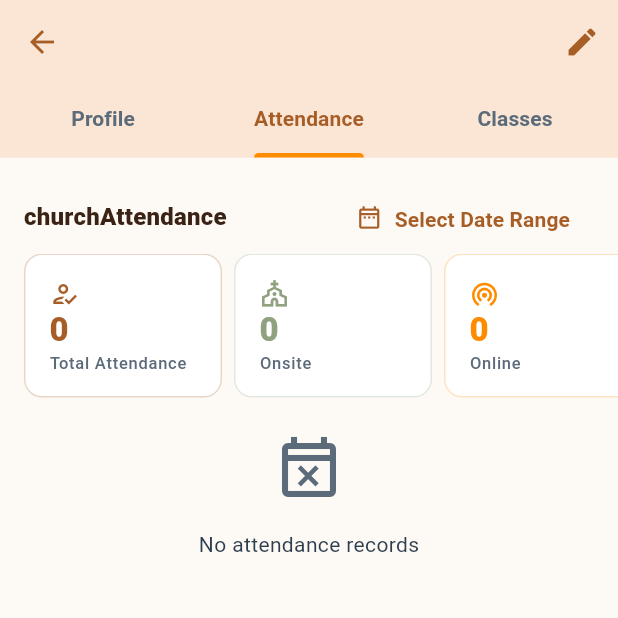
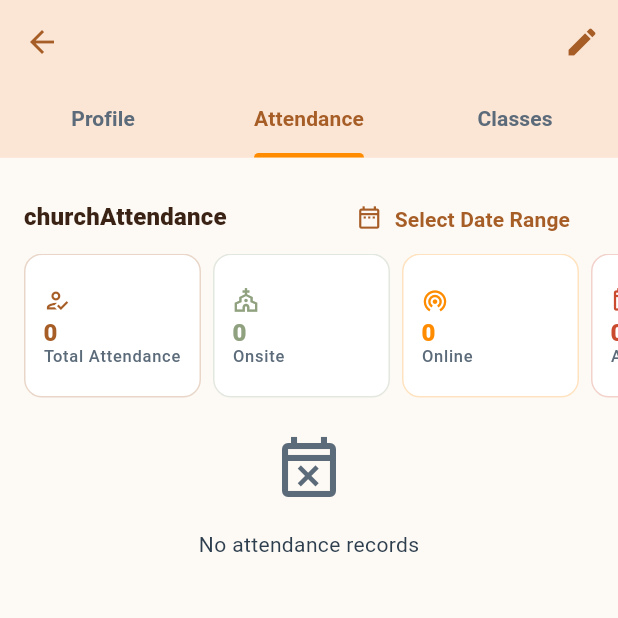
Before and after one commit to archi-cyber/mic-backendoffice, a Flutter app: the MemberProfilePage screen opened directly with empty values, tab 2 chosen, on a phone screen of 412 x 824 dp, the top half of it. Run offline on Flutter 3.47's test engine with Material 3 defaults, Android fonts, the phone set to English and light mode, and no system bars; our stand-ins replace connectivity_plus, file_picker, firebase_core, firebase_messaging, fl_chart, flutter_local_notifications and 6 more; missing offline and left inert: workmanager; accounts and stored records are empty.

Commit message:
Refactor attendance stat chip UI for improved layout and readability
- Updated the `_AttendanceStatChip` widget to use a `SizedBox` for better width management and adjusted padding for a more balanced appearance.
- Modified icon size and spacing to enhance visual consistency.
- Improved text styling with updated height properties for better readability across different screen sizes.

```diff
--- a/lib/screens/members/member_profile_page.dart
+++ b/lib/screens/members/member_profile_page.dart
@@ -952,9 +952,13 @@ class _AttendanceStatChip extends StatelessWidget {
 
   @override
   Widget build(BuildContext context) {
-    return Container(
-      width: 132,
-      padding: EdgeInsets.all(AppDimensions.paddingMD),
+    return SizedBox(
+      width: 118,
+      child: Container(
+        padding: EdgeInsets.symmetric(
+          horizontal: AppDimensions.paddingSM + 4,
+          vertical: AppDimensions.paddingSM,
+        ),
         decoration: BoxDecoration(
           color: context.mic.surface,
           borderRadius: BorderRadius.circular(AppDimensions.radiusMD),
@@ -962,14 +966,16 @@ class _AttendanceStatChip extends StatelessWidget {
         ),
         child: Column(
           crossAxisAlignment: CrossAxisAlignment.start,
+          mainAxisAlignment: MainAxisAlignment.center,
           children: [
-          Icon(icon, color: color, size: 20),
-          const Spacer(),
+            Icon(icon, color: color, size: 18),
+            const SizedBox(height: 4),
             Text(
               value,
-            style: Theme.of(context).textTheme.titleLarge?.copyWith(
+              style: Theme.of(context).textTheme.titleMedium?.copyWith(
                 color: color,
                 fontWeight: FontWeight.w800,
+                height: 1.1,
               ),
             ),
             Text(
@@ -978,9 +984,11 @@ class _AttendanceStatChip extends StatelessWidget {
               overflow: TextOverflow.ellipsis,
               style: Theme.of(context).textTheme.labelSmall?.copyWith(
                 color: context.mic.textSecondary,
+                height: 1.1,
               ),
             ),
           ],
+        ),
       ),
     );
   }
```
Lines whose indentation alone changed are shown as unchanged.
